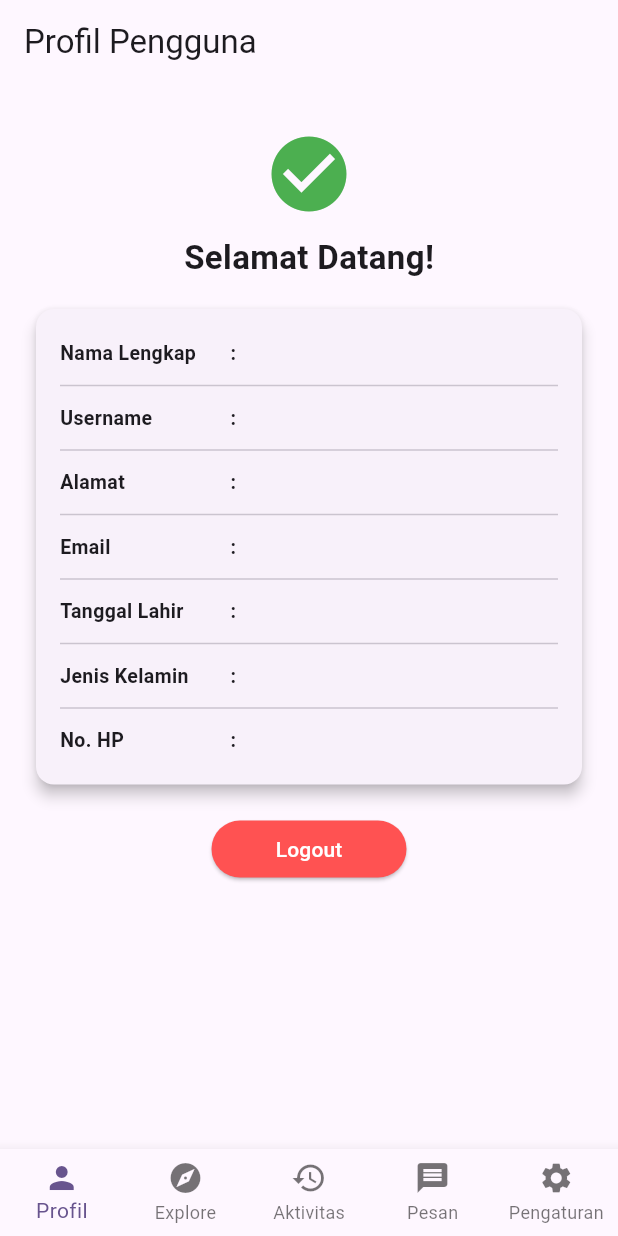
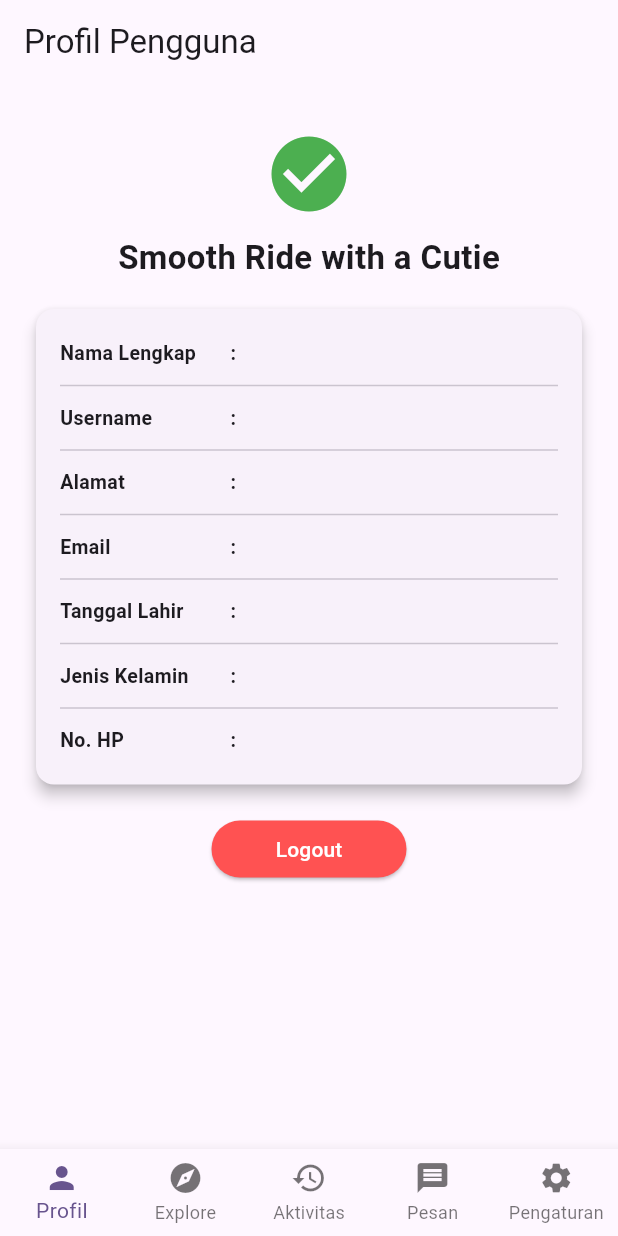
Before and after one commit to Yaugustz/Workshop-Pengebangan-Aplikasi, a Flutter app: the HomePage screen opened directly with empty values, on a phone screen of 412 x 824 dp. Run offline on Flutter 3.47's test engine with Material 3 defaults, Android fonts, the phone set to English and light mode, and no system bars.

Commit message:
edit : - home_page.dart to navbar.dart

```diff
--- a/lib/pages/login_page.dart
+++ b/lib/pages/login_page.dart
@@ -1,7 +1,7 @@
 import 'package:flutter/material.dart';
 import 'register_page.dart';
 import '../models/user_model.dart';
-import 'home_page.dart';
+import 'navbar.dart';
 
 class LoginPage extends StatefulWidget {
   const LoginPage({super.key});
--- a/lib/pages/profile_page.dart
+++ b/lib/pages/profile_page.dart
@@ -18,7 +18,7 @@ class ProfilePage extends StatelessWidget {
           const Icon(Icons.check_circle, color: Colors.green, size: 60),
           const SizedBox(height: 10),
           const Text(
-            'Selamat Datang!',
+            'Smooth Ride with a Cutie',
             style: TextStyle(fontSize: 22, fontWeight: FontWeight.bold),
           ),
           const SizedBox(height: 15),
--- a/lib/pages/register_page.dart
+++ b/lib/pages/register_page.dart
@@ -1,7 +1,7 @@
 import 'package:flutter/material.dart';
 import 'package:flutter/services.dart'; // Untuk format input No. HP
 import '../models/user_model.dart';
-import 'home_page.dart';
+import 'navbar.dart';
 import 'login_page.dart';
 
 class RegisterPage extends StatefulWidget {
```
Also changed, not shown: lib/pages/navbar.dart (renamed from lib/pages/home_page.dart).
